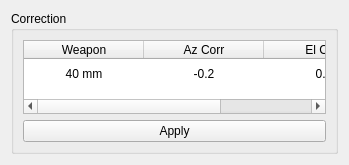
Old version of the form src/view/panel/wap/frame_gun_correction.ui in the repository MiftahSalam/FA-FCS-2020-HMI.
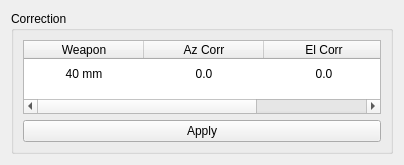
New version of the form.

Commit message: set initial value UI

What changed in the file:
```diff
--- a/src/view/panel/wap/frame_gun_correction.ui
+++ b/src/view/panel/wap/frame_gun_correction.ui
@@ -6,7 +6,7 @@
    <rect>
     <x>0</x>
     <y>0</y>
-    <width>349</width>
+    <width>404</width>
     <height>165</height>
    </rect>
   </property>
@@ -121,7 +121,7 @@
         </item>
         <item row="0" column="1">
          <property name="text">
-          <string>-0.2</string>
+          <string>0.0</string>
          </property>
          <property name="textAlignment">
           <set>AlignCenter</set>
@@ -129,7 +129,7 @@
         </item>
         <item row="0" column="2">
          <property name="text">
-          <string>0.4</string>
+          <string>0.0</string>
          </property>
          <property name="textAlignment">
           <set>AlignCenter</set>
```
